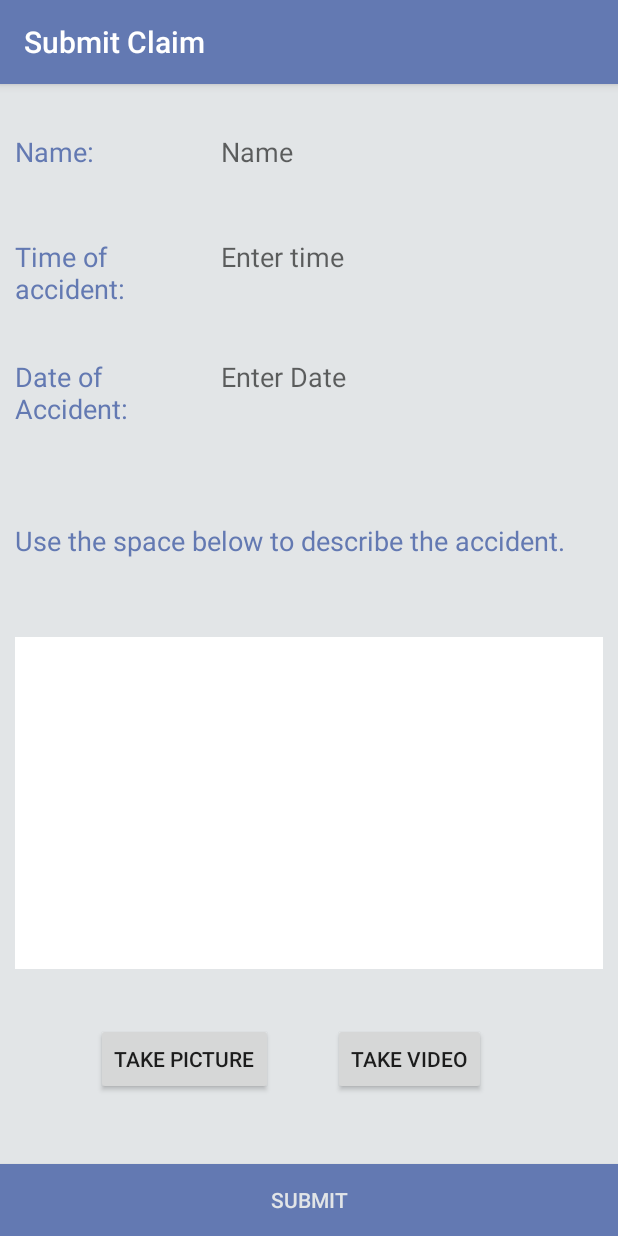
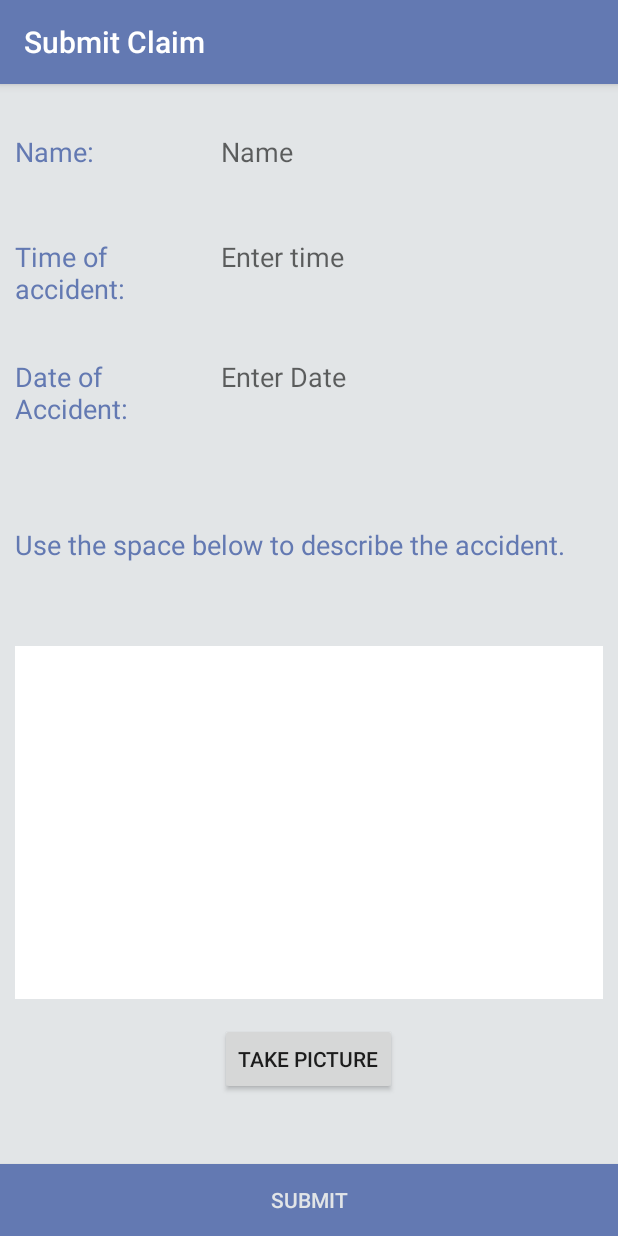
Before and after one commit to Tykota/RagtagGroupInsurance, an Android app: the SubmitClaim screen opened directly, with no data from a screen before it, on a phone screen of 412 x 824 dp. Run offline under Robolectric (Android 15) with nearby library versions, the phone set to English and light mode, and no system bars; our stand-ins replace Firebase (no records; nobody signed in at launch, a user with empty details on screens opened directly).

Commit message:
Updated submit claim and login appearance

```diff
--- a/InsuranceWizardsApp/app/src/main/java/com/capstone/insuranceapp/SubmitClaim.java
+++ b/InsuranceWizardsApp/app/src/main/java/com/capstone/insuranceapp/SubmitClaim.java
@@ -45,7 +45,7 @@ import java.util.Calendar;
 
 public class SubmitClaim extends AppCompatActivity {
 
-    private Button takePicBtn, submitBtn, takeVidBtn;
+    private Button takePicBtn, submitBtn;
     private Claim claim;
     private EditText nameET, descriptET, dateOfAccidentET, timeOfAccidentET;
     private String description, date, time, name, location, currentPhotoPath;
--- a/InsuranceWizardsApp/app/src/main/res/layout/activity_submit_claim.xml
+++ b/InsuranceWizardsApp/app/src/main/res/layout/activity_submit_claim.xml
@@ -146,32 +146,14 @@
         android:paddingStart="10dp"
         android:textColor="@color/colorPrimary" />
 
-    <LinearLayout
-        android:id="@+id/fourthLayout"
-        android:layout_width="match_parent"
-        android:layout_height="wrap_content"
-        android:layout_marginTop="20dp"
-        android:orientation="horizontal"
-        android:weightSum="2">
-
     <Button
         android:id="@+id/btn_takepicture"
         android:layout_width="wrap_content"
         android:layout_height="wrap_content"
-            android:layout_marginStart="64dp"
+        android:layout_gravity="center"
         android:layout_marginTop="16dp"
         android:layout_marginBottom="16dp"
         android:text="@string/take_picture_btn" />
-
-        <Button
-            android:id="@+id/btn_takepvideo"
-            android:layout_width="wrap_content"
-            android:layout_height="wrap_content"
-            android:layout_marginStart="40dp"
-            android:layout_marginTop="16dp"
-            android:layout_marginBottom="16dp"
-            android:text="@string/take_video_btn" />
-    </LinearLayout>
 
     <Button
         android:id="@+id/submit"
```
Also changed, not shown: InsuranceWizardsApp/app/src/main/res/layout/activity_main.xml (+5 -8 lines). Lines whose indentation alone changed are shown as unchanged.
